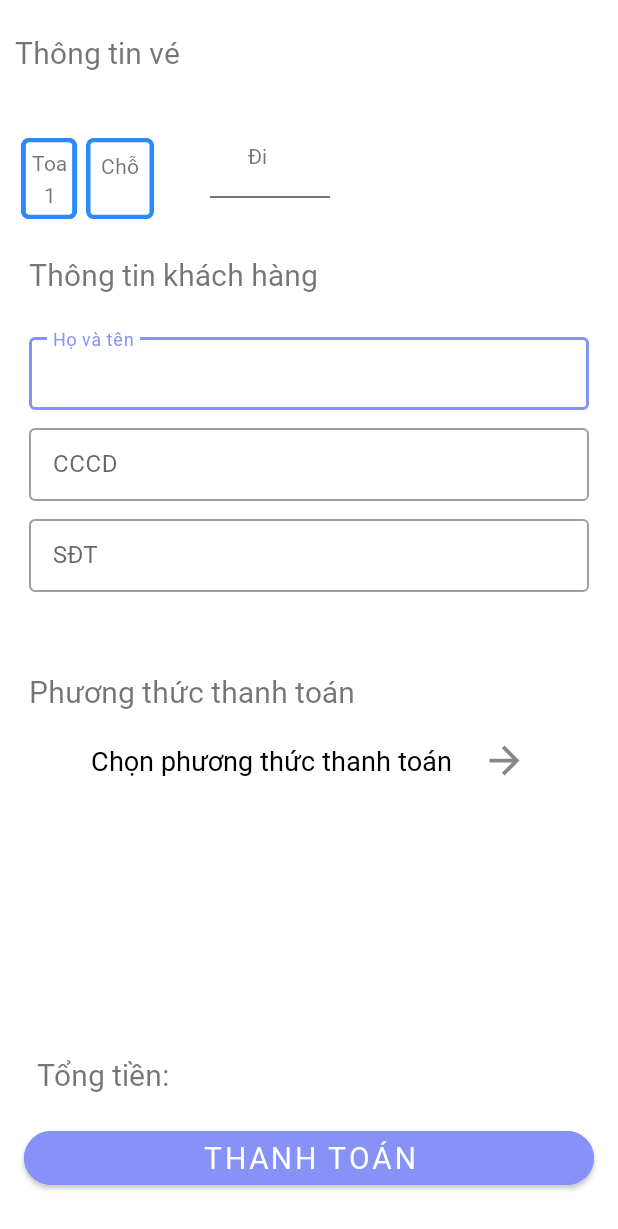
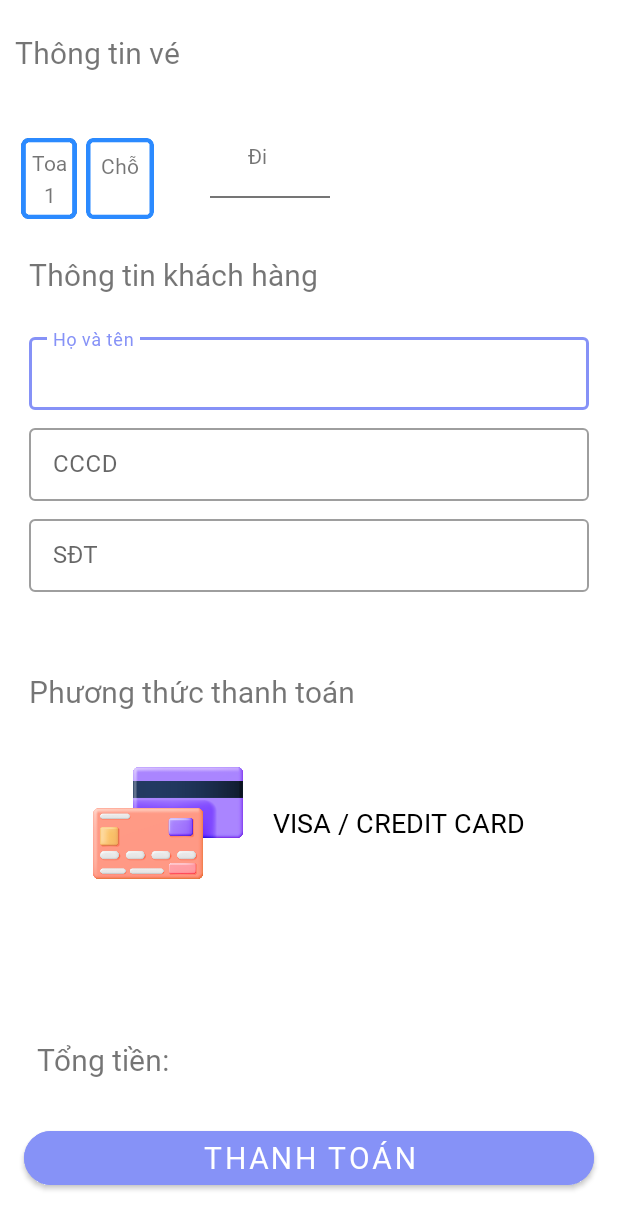
Before and after one commit to T1st-isme/RailWay_Ticket, an Android app: the OrderDetailActivity screen opened directly, with no data from a screen before it, on a phone screen of 412 x 824 dp. Shown: the top 1229 px of the screen. Run offline under Robolectric (Android 15) with nearby library versions, the phone set to English and light mode, and no system bars.

Commit message:
change: change activity_order_detail.xml

```diff
--- a/app/src/main/java/com/example/railwayticket/OrderDetailActivity.java
+++ b/app/src/main/java/com/example/railwayticket/OrderDetailActivity.java
@@ -11,10 +11,8 @@ import android.widget.Button;
 import android.widget.LinearLayout;
 import android.widget.TextView;
 import android.widget.Toast;
-
 import androidx.appcompat.app.AlertDialog;
 import androidx.appcompat.app.AppCompatActivity;
-
 import com.google.android.material.textfield.TextInputEditText;
 
 import java.util.Objects;
@@ -49,7 +47,6 @@ public class OrderDetailActivity extends AppCompatActivity {
         String dateGo = getIntent().getStringExtra(dGo);
         String trainid = getIntent().getStringExtra(trainId);
         String giodi = getIntent().getStringExtra("GioDi");
-//        ticketGO t = new ticketGO(x, y, z);
         Ghe.setText(ghe);
         stateGo.setText(di);
         stateEnd.setText(den);
@@ -58,7 +55,7 @@ public class OrderDetailActivity extends AppCompatActivity {
         ngayDi.setText(dateGo);
         timeGo.setText(giodi);
         tongtien.setText(gia);
-        pay = findViewById(R.id.payment);
+
         pay.setOnClickListener(view -> {
             Intent intent = new Intent(OrderDetailActivity.this, PaymentMethodActivity.class);
             startActivity(intent);
@@ -80,6 +77,7 @@ public class OrderDetailActivity extends AppCompatActivity {
         edcmnd = findViewById(R.id.edCCCD);
         price = findViewById(R.id.Gia);
         tongtien = findViewById(R.id.TongTien);
+        pay = findViewById(R.id.payment);
     }
 
     private void XacnhanThanhtoan() {
--- a/app/src/main/res/layout/activity_order_detail.xml
+++ b/app/src/main/res/layout/activity_order_detail.xml
@@ -401,29 +401,32 @@
         android:orientation="horizontal"
         app:layout_constraintBottom_toBottomOf="parent"
         app:layout_constraintEnd_toEndOf="parent"
+        app:layout_constraintHorizontal_bias="0.65"
         app:layout_constraintStart_toStartOf="parent"
         app:layout_constraintTop_toTopOf="parent"
-        app:layout_constraintVertical_bias="0.623"
+        app:layout_constraintVertical_bias="0.694"
         tools:ignore="UseCompoundDrawables">
+
+        <ImageView
+            android:id="@+id/ivpay"
+            android:layout_width="100dp"
+            android:layout_height="100dp"
+            android:layout_gravity="center"
+            android:src="@drawable/credit_card"
+            tools:ignore="ContentDescription" />
 
         <TextView
             android:id="@+id/tvpay"
             android:layout_width="wrap_content"
             android:layout_height="wrap_content"
-            android:text="Chọn phương thức thanh toán"
+            android:layout_marginStart="20dp"
+            android:text="VISA / CREDIT CARD"
             android:textColor="@color/black"
             android:textSize="18sp"
             app:layout_constraintTop_toTopOf="@+id/linearLayout"
             tools:ignore="HardcodedText" />
 
-        <ImageView
-            android:id="@+id/ivpay"
-            android:layout_width="30dp"
-            android:layout_height="30dp"
-            android:layout_gravity="center"
-            android:layout_marginStart="20dp"
-            android:src="@drawable/baseline_arrow_forward_24"
-            tools:ignore="ContentDescription" />
+
     </LinearLayout>
 
     <TextView
@@ -436,8 +439,7 @@
         app:layout_constraintEnd_toEndOf="parent"
         app:layout_constraintHorizontal_bias="0.049"
         app:layout_constraintStart_toStartOf="parent"
-        app:layout_constraintTop_toTopOf="parent"
-        app:layout_constraintVertical_bias="0.892"
+        app:layout_constraintTop_toBottomOf="@+id/payment"
         tools:ignore="HardcodedText" />
 
     <TextView
@@ -445,15 +447,14 @@
         android:layout_width="wrap_content"
         android:layout_height="wrap_content"
         android:text="990.000đ"
-        android:textStyle="bold"
         android:textColor="@color/black"
         android:textSize="25sp"
+        android:textStyle="bold"
         app:layout_constraintBottom_toBottomOf="parent"
         app:layout_constraintEnd_toEndOf="parent"
         app:layout_constraintHorizontal_bias="1.0"
         app:layout_constraintStart_toEndOf="@+id/textView7"
-        app:layout_constraintTop_toTopOf="parent"
-        app:layout_constraintVertical_bias="0.89"
+        app:layout_constraintTop_toBottomOf="@+id/payment"
         tools:ignore="HardcodedText" />
 
     <Button
```
Also changed, not shown: app/src/main/java/com/example/railwayticket/adapter/PayMethodAdapter.java (+7 -8 lines), app/src/main/res/drawable/credit_card.png (added).
